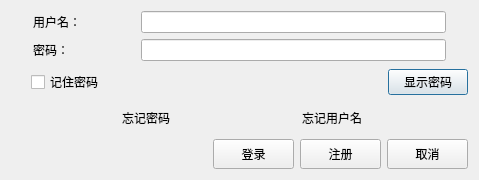
First picture: the form in src/NASLoginDialog.ui, repository ProgramCX/FoxNAS, before the edit.
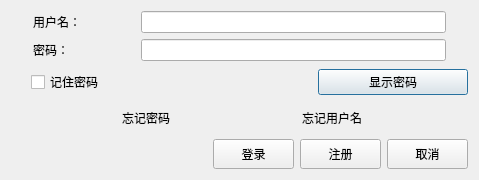
Second picture: the form after the edit.

The edit to the form file:
```diff
--- a/src/NASLoginDialog.ui
+++ b/src/NASLoginDialog.ui
@@ -142,7 +142,7 @@
        </property>
        <property name="maximumSize">
         <size>
-         <width>80</width>
+         <width>150</width>
          <height>16777215</height>
         </size>
        </property>
```
